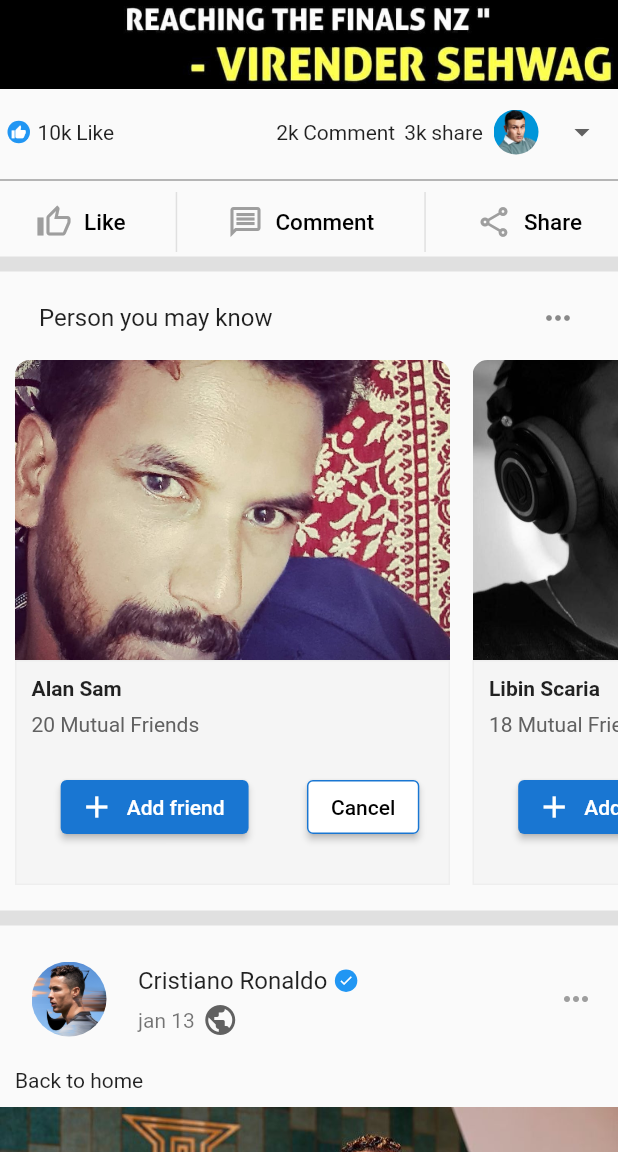
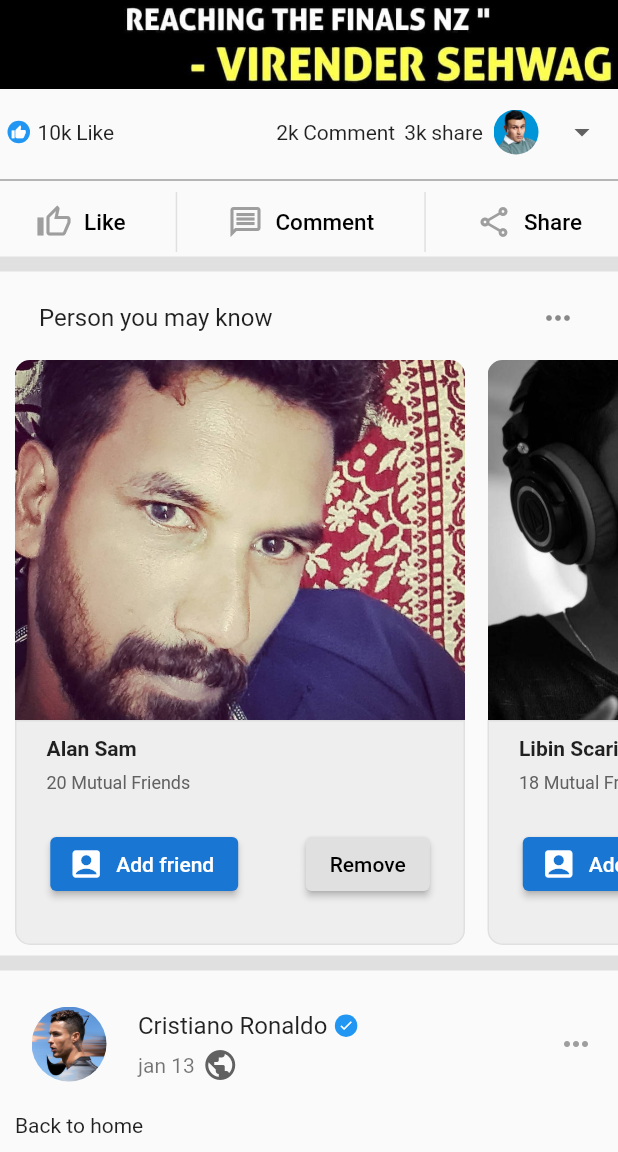
Before and after one commit to samueljazzjohn/flutter_facebook_clone, a Flutter app: the screen it shows after launch, scrolled down 2304 dp, on a phone screen of 412 x 824 dp, the part 84-1236 px from its top. Run offline on Flutter 3.47's test engine with Material 2 defaults, Android fonts, the phone set to English and light mode, and no system bars.

Commit message:
Some designs changed in suggestion section

```diff
--- a/lib/Sections/suggestionSection.dart
+++ b/lib/Sections/suggestionSection.dart
@@ -9,7 +9,7 @@
   Widget build(BuildContext context) {
     return Container(
       padding: EdgeInsets.only(left:10),
-      height: 420,
+      height: 450,
       child: Column(
       crossAxisAlignment:CrossAxisAlignment.start,
       children: [
@@ -23,7 +23,7 @@
             ),
           ),
         Container(
-          height: 350,
+          height: 390,
           child: ListView(
             scrollDirection: Axis.horizontal,
             children: [
--- a/lib/Widgets/suggestionCard.dart
+++ b/lib/Widgets/suggestionCard.dart
@@ -6,14 +6,17 @@
   final String displayName;
   final String mutualFreinds;
   const SuggestionCard(
-      {Key? key, required this.displayImage, required this.displayName, required this.mutualFreinds })
+      {Key? key,
+      required this.displayImage,
+      required this.displayName,
+      required this.mutualFreinds})
       : super(key: key);
 
   @override
   Widget build(BuildContext context) {
     return Container(
       margin: EdgeInsets.only(right: 15),
-      width: 290,
+      width: 300,
       child: Stack(
         children: [suggestionImage(), suggestionFooter()],
       ),
@@ -26,22 +29,29 @@
         left: 0,
         right: 0,
         child: Container(
-            padding: EdgeInsets.only(top: 10, left: 10),
+            padding: EdgeInsets.only(top: 10),
             height: 150,
             decoration: BoxDecoration(
-                color: Colors.grey[100],
-                border: Border.all(color: Color(0XFFEEEEEE))),
+                color: Colors.grey[200],
+                border: Border.all(color: Color(0XFFE0E0E0)),
+                borderRadius: BorderRadius.only(
+                    bottomLeft: Radius.circular(10),
+                    bottomRight: Radius.circular(10))),
             child: Column(
                 mainAxisAlignment: MainAxisAlignment.start,
                 crossAxisAlignment: CrossAxisAlignment.start,
                 children: [
-                  Text(displayName,
-                      style: TextStyle(fontWeight: FontWeight.bold)),
                   Padding(
-                    padding: const EdgeInsets.only(top: 8.0, bottom: 8),
+                    padding: const EdgeInsets.only(left: 20.0),
+                    child: Text(displayName,
+                        style: TextStyle(fontWeight: FontWeight.bold)),
+                  ),
+                  Padding(
+                    padding:
+                        const EdgeInsets.only(top: 8.0, bottom: 8, left: 20.0),
                     child: Text(
                       '$mutualFreinds Mutual Friends',
-                      style: TextStyle(color: Colors.grey[700]),
+                      style: TextStyle(color: Colors.grey[700], fontSize: 12),
                     ),
                   ),
                   Container(
@@ -51,18 +61,18 @@
                         children: [
                           ElevatedButton.icon(
                             onPressed: () {},
-                            icon: Icon(Icons.add),
+                            icon: Icon(Icons.account_box),
                             label: Text('Add friend'),
                             style: ElevatedButton.styleFrom(
                                 primary: Color(0XFF1976D2)),
                           ),
                           ElevatedButton(
                               onPressed: () {},
-                              child: Text('Cancel',
+                              child: Text('Remove',
                                   style: TextStyle(color: Colors.black)),
                               style: ElevatedButton.styleFrom(
-                                  primary: Colors.white,
-                                  side: BorderSide(color: Color(0XFF1976D2))))
+                                primary: Colors.grey[300],
+                              ))
                         ],
                       ))
                 ])));
@@ -70,6 +80,7 @@
 
   Widget suggestionImage() {
     return Positioned(
+        height: 240,
         top: 0,
         left: 0,
         right: 0,
```
